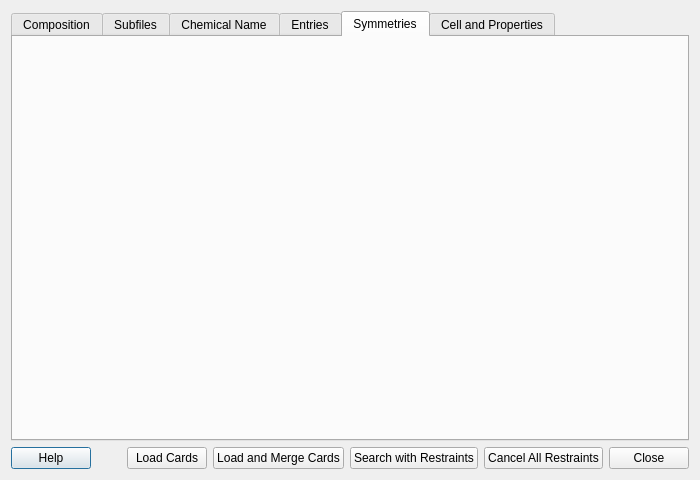
The window that src/restraintsdialog.ui (ccorrado71/qualx3) describes before a commit, drawn with Qt 5.
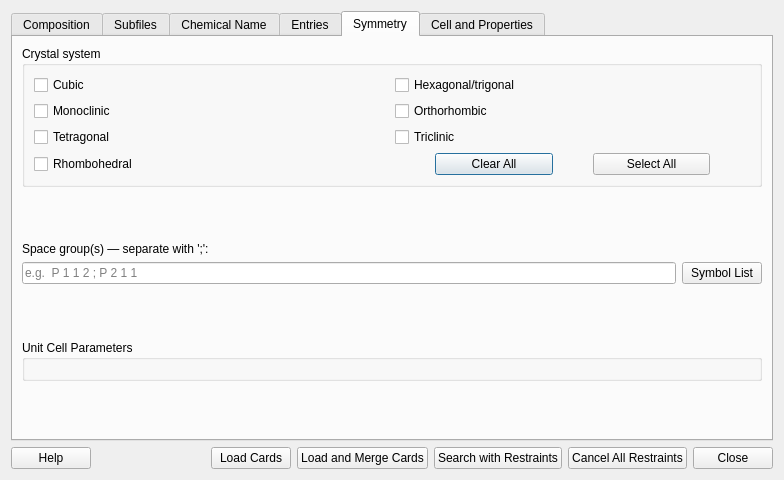
The same window after the commit. The open tabs and pages were chosen to show the change. Custom widgets are drawn as their Qt base class.

```diff
--- a/src/restraintsdialog.ui
+++ b/src/restraintsdialog.ui
@@ -6,7 +6,7 @@
    <rect>
     <x>0</x>
     <y>0</y>
-    <width>700</width>
+    <width>784</width>
     <height>480</height>
    </rect>
   </property>
@@ -113,9 +113,157 @@
      <!-- Tab 5: Symmetries -->
      <widget class="QWidget" name="tabSymmetries">
       <attribute name="title">
-       <string>Symmetries</string>
+       <string>Symmetry</string>
       </attribute>
       <layout class="QVBoxLayout" name="layoutSymmetries">
+       <item>
+        <widget class="QGroupBox" name="groupBoxCrystalSystem">
+         <property name="title">
+          <string>Crystal system</string>
+         </property>
+         <layout class="QGridLayout" name="layoutCrystalSystem">
+          <item row="0" column="0">
+           <widget class="QCheckBox" name="checkCubic">
+            <property name="text">
+             <string>Cubic</string>
+            </property>
+           </widget>
+          </item>
+          <item row="0" column="1">
+           <widget class="QCheckBox" name="checkHexagonalTrigonal">
+            <property name="text">
+             <string>Hexagonal/trigonal</string>
+            </property>
+           </widget>
+          </item>
+          <item row="1" column="0">
+           <widget class="QCheckBox" name="checkMonoclinic">
+            <property name="text">
+             <string>Monoclinic</string>
+            </property>
+           </widget>
+          </item>
+          <item row="1" column="1">
+           <widget class="QCheckBox" name="checkOrthorhombic">
+            <property name="text">
+             <string>Orthorhombic</string>
+            </property>
+           </widget>
+          </item>
+          <item row="2" column="0">
+           <widget class="QCheckBox" name="checkTetragonal">
+            <property name="text">
+             <string>Tetragonal</string>
+            </property>
+           </widget>
+          </item>
+          <item row="2" column="1">
+           <widget class="QCheckBox" name="checkTriclinic">
+            <property name="text">
+             <string>Triclinic</string>
+            </property>
+           </widget>
+          </item>
+          <item row="3" column="0">
+           <widget class="QCheckBox" name="checkRhombohedral">
+            <property name="text">
+             <string>Rhombohedral</string>
+            </property>
+           </widget>
+          </item>
+          <item row="3" column="1">
+           <layout class="QHBoxLayout">
+            <property name="spacing">
+             <number>40</number>
+            </property>
+            <property name="leftMargin">
+             <number>40</number>
+            </property>
+            <property name="rightMargin">
+             <number>40</number>
+            </property>
+            <item>
+             <widget class="QPushButton" name="clearCrystalSystemButton">
+              <property name="text">
+               <string>Clear All</string>
+              </property>
+             </widget>
+            </item>
+            <item>
+             <widget class="QPushButton" name="selectAllCrystalSystemButton">
+              <property name="text">
+               <string>Select All</string>
+              </property>
+             </widget>
+            </item>
+           </layout>
+          </item>
+         </layout>
+        </widget>
+       </item>
+       <item>
+        <spacer name="verticalSpacer">
+         <property name="orientation">
+          <enum>Qt::Orientation::Vertical</enum>
+         </property>
+         <property name="sizeHint" stdset="0">
+          <size>
+           <width>20</width>
+           <height>40</height>
+          </size>
+         </property>
+        </spacer>
+       </item>
+       <item>
+        <widget class="QLabel" name="labelSpaceGroup">
+         <property name="text">
+          <string>Space group(s) — separate with ';':</string>
+         </property>
+        </widget>
+       </item>
+       <item>
+        <layout class="QHBoxLayout" name="layoutSpaceGroup">
+         <item>
+          <widget class="QLineEdit" name="spaceGroupEdit">
+           <property name="placeholderText">
+            <string>e.g.  P 1 1 2 ; P 2 1 1</string>
+           </property>
+          </widget>
+         </item>
+         <item>
+          <widget class="QPushButton" name="symbolListButton">
+           <property name="text">
+            <string>Symbol List</string>
+           </property>
+          </widget>
+         </item>
+        </layout>
+       </item>
+       <item>
+        <spacer name="verticalSpacer_2">
+         <property name="orientation">
+          <enum>Qt::Orientation::Vertical</enum>
+         </property>
+         <property name="sizeHint" stdset="0">
+          <size>
+           <width>20</width>
+           <height>40</height>
+          </size>
+         </property>
+        </spacer>
+       </item>
+       <item>
+        <widget class="QGroupBox" name="groupBoxUnitCell">
+         <property name="title">
+          <string>Unit Cell Parameters</string>
+         </property>
+         <layout class="QVBoxLayout" name="layoutUnitCell">
+          <item>
+           <widget class="CellSearchWidget" name="cellSearch" native="true"/>
+          </item>
+         </layout>
+        </widget>
+       </item>
        <item>
         <spacer name="spacerSymmetries">
          <property name="orientation"><enum>Qt::Orientation::Vertical</enum></property>
@@ -187,6 +335,14 @@
 
   </layout>
  </widget>
+ <customwidgets>
+  <customwidget>
+   <class>CellSearchWidget</class>
+   <extends>QWidget</extends>
+   <header>cellsearchwidget.h</header>
+   <container>1</container>
+  </customwidget>
+ </customwidgets>
  <resources/>
  <connections/>
 </ui>
```
Left out of the diff: 148 changed lines with no effect on the pictures.
